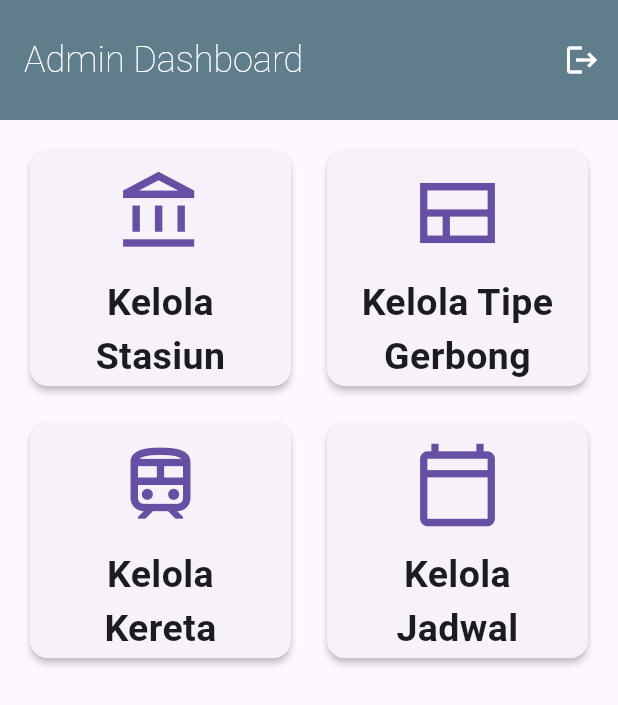
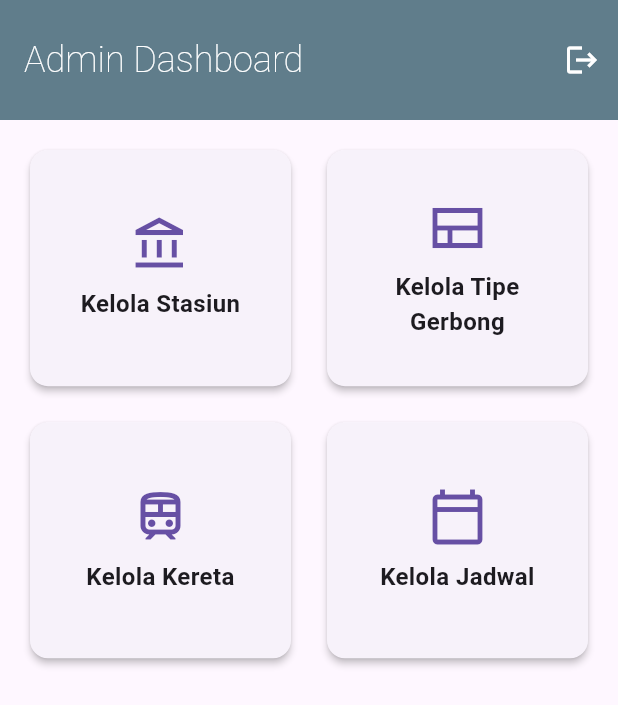
Before and after one commit to Gaten12/kaig, a Flutter app: the AdminHomeScreen screen opened directly, on a phone screen of 412 x 824 dp. Shown: the top 705 px of the screen. Run offline on Flutter 3.47's test engine with Material 3 defaults, Android fonts, the phone set to English and light mode, and no system bars; our stand-ins replace cloud_firestore, firebase_auth, firebase_core, get, qr_flutter, table_calendar; accounts and stored records are empty.

Commit message:
fixing oversize text button

```diff
--- a/lib/screens/admin/screens/admin_home_screen.dart
+++ b/lib/screens/admin/screens/admin_home_screen.dart
@@ -1,5 +1,5 @@
 import 'package:flutter/material.dart';
-import '../../../services/auth_service.dart';
+import '../../../../services/auth_service.dart';
 import '../../login/login_screen.dart';
 import 'list_gerbong_screen.dart';
 import 'list_jadwal_screen.dart';
@@ -140,18 +140,20 @@ class AdminHomeScreen extends StatelessWidget {
             mainAxisAlignment: MainAxisAlignment.center,
             crossAxisAlignment: CrossAxisAlignment.center,
             children: <Widget>[
-              Icon(icon, size: 60, color: Theme.of(context).primaryColor), // Ukuran ikon disesuaikan
-              const SizedBox(height: 12.0),
+              // MODIFICATION START
+              Icon(icon, size: 40, color: Theme.of(context).primaryColor), // Ukuran ikon disesuaikan
+              const SizedBox(height: 8.0), // Mengurangi tinggi SizedBox
               Text(
                 title,
                 textAlign: TextAlign.center,
                 style: const TextStyle(
-                  fontSize: 25, // Ukuran font disesuaikan
+                  fontSize: 16, // Ukuran font disesuaikan
                   fontWeight: FontWeight.w600, // Sedikit lebih tebal
                 ),
                 overflow: TextOverflow.ellipsis,
                 maxLines: 2,
               ),
+              // MODIFICATION END
             ],
           ),
         ),
```
